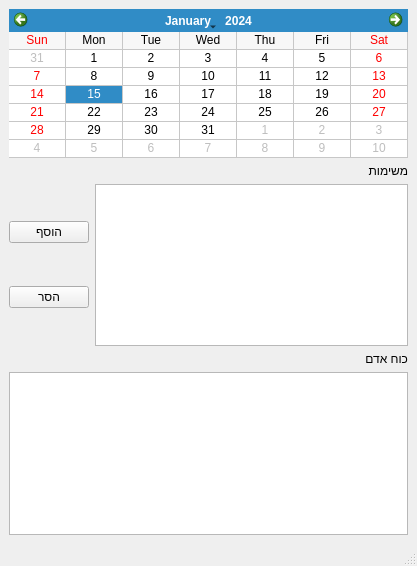
This is Ui/Calendar.ui in omertal88/shavzak as Qt 5 draws it before an edit. The edited form follows.
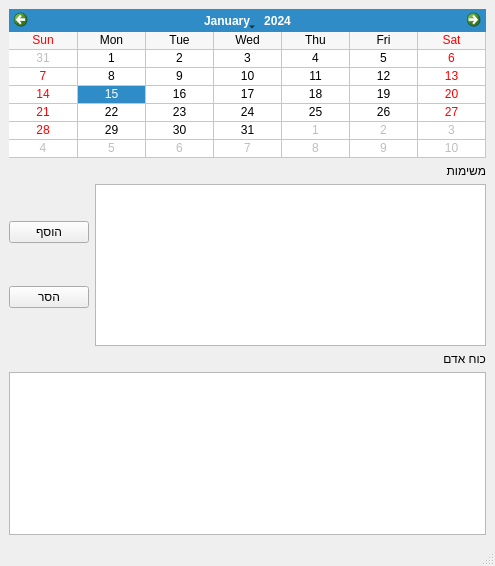
This is the edited form.

Patch:
```diff
--- a/Ui/Calendar.ui
+++ b/Ui/Calendar.ui
@@ -6,7 +6,7 @@
    <rect>
     <x>0</x>
     <y>0</y>
-    <width>417</width>
+    <width>495</width>
     <height>566</height>
    </rect>
   </property>
```
Left out of the diff: 12 changed lines with no effect on the pictures.
